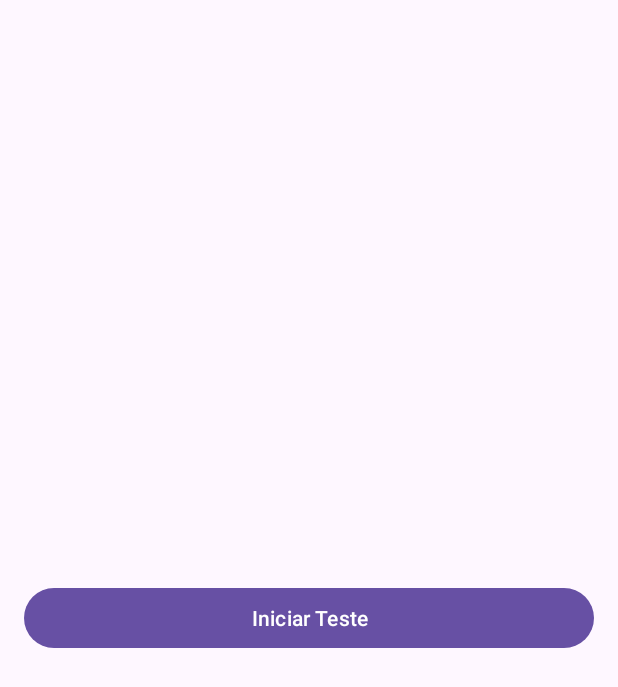
After one commit to dosSantos-Paulo/g-test, an Android app: the layout activity_home.xml on its own in the app's theme, with its tools: preview values and no code run, on a phone screen of 412 x 824 dp. The commit adds this screen. Shown: the top 687 px of the screen. Run offline under Robolectric (Android 15) with nearby library versions, the phone set to English and light mode, and no system bars.

Commit message:
new-feature: create HomeActivity

```diff
--- a/app/src/main/AndroidManifest.xml
+++ b/app/src/main/AndroidManifest.xml
@@ -13,7 +13,7 @@
         android:theme="@style/Theme.GTest"
         tools:targetApi="31">
         <activity
-            android:name=".MainActivity"
+            android:name=".ui.home.HomeActivity"
             android:exported="true">
             <intent-filter>
                 <action android:name="android.intent.action.MAIN" />
--- /dev/null
+++ b/app/src/main/res/layout/activity_home.xml
@@ -0,0 +1,16 @@
+<?xml version="1.0" encoding="utf-8"?>
+<FrameLayout xmlns:android="http://schemas.android.com/apk/res/android"
+    xmlns:tools="http://schemas.android.com/tools"
+    android:layout_width="match_parent"
+    android:layout_height="match_parent"
+    android:padding="@dimen/default_padding"
+    tools:context=".ui.home.HomeActivity">
+
+    <com.google.android.material.button.MaterialButton
+        android:id="@+id/button_init_test"
+        android:layout_width="match_parent"
+        android:layout_height="wrap_content"
+        android:layout_gravity="center"
+        android:text="@string/init_test" />
+
+</FrameLayout>
--- /dev/null
+++ b/app/src/main/res/values/dimens.xml
@@ -0,0 +1,4 @@
+<?xml version="1.0" encoding="utf-8"?>
+<resources>
+    <dimen name="default_padding">16dp</dimen>
+</resources>
--- a/app/src/main/res/values/strings.xml
+++ b/app/src/main/res/values/strings.xml
@@ -1,3 +1,4 @@
 <resources>
     <string name="app_name">G-Test</string>
+    <string name="init_test">Iniciar Teste</string>
 </resources>
```
Also changed, not shown: app/src/main/java/com/dossantos/g_test/MainActivity.kt (deleted, +0 -11 lines), app/src/main/java/com/dossantos/g_test/ui/home/HomeActivity.kt (added, +18 -0 lines), app/src/main/res/layout/activity_main.xml (deleted, +0 -18 lines).
